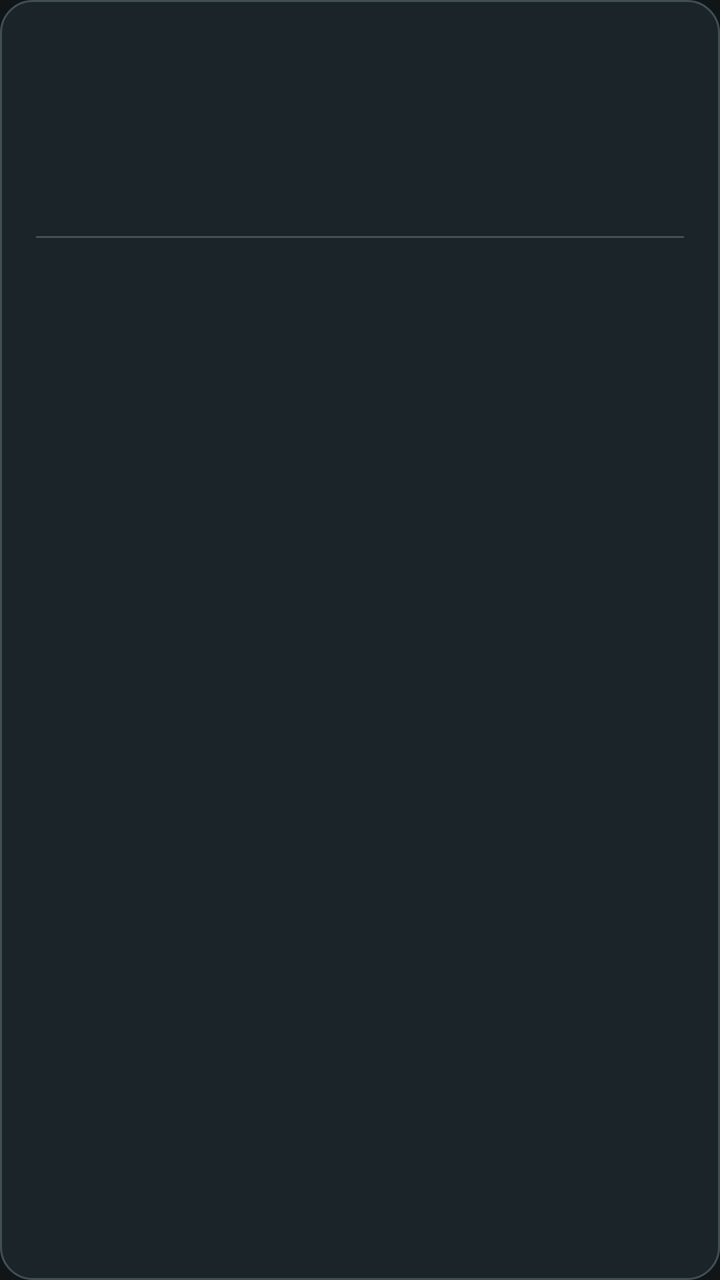
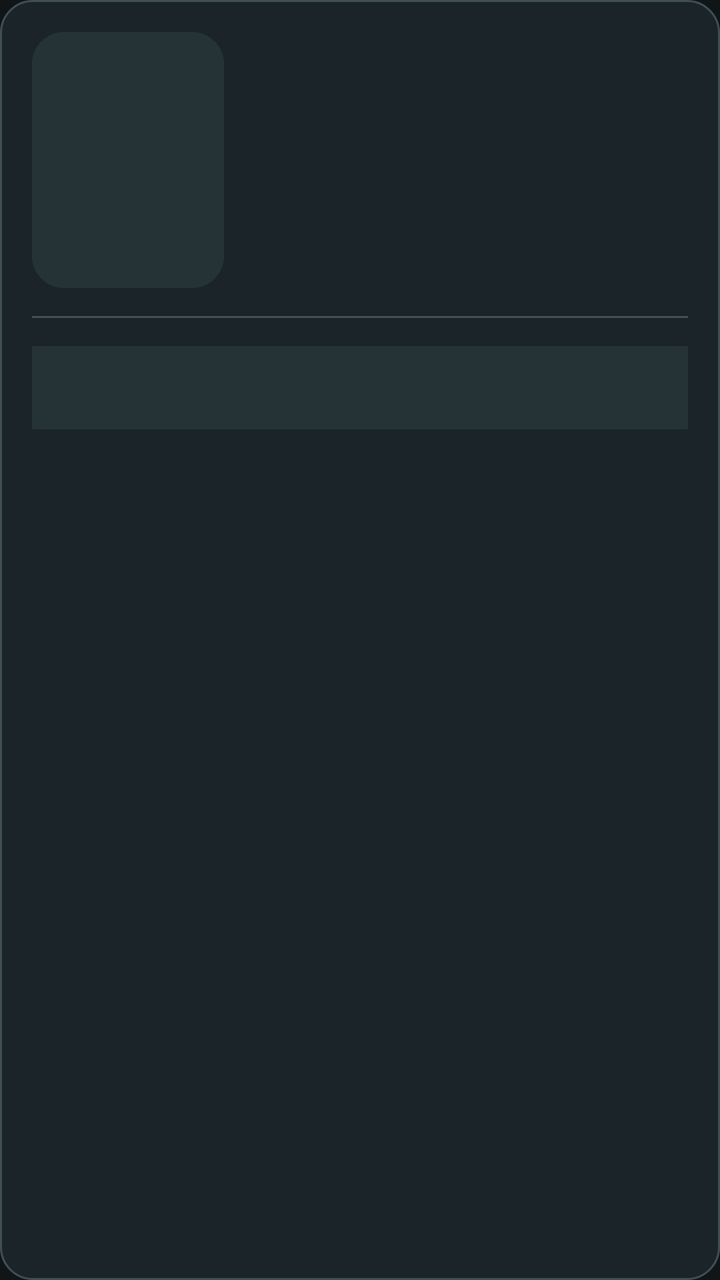

Screens rendered from an Android XML layout before and after an edit, with the pre-edit source and the edit as a unified diff.
<!-- AndroidManifest.xml: application theme Theme.UMBRA -->
<!-- res/layout/item_personaje.xml -->
<?xml version="1.0" encoding="utf-8"?>
<LinearLayout xmlns:android="http://schemas.android.com/apk/res/android"
    android:layout_width="match_parent"
    android:layout_height="wrap_content"
    android:layout_marginBottom="12dp"
    android:background="@drawable/umbra_card_background"
    android:foreground="?attr/selectableItemBackground"
    android:clickable="true"
    android:focusable="true"
    android:orientation="vertical"
    android:padding="18dp">

    <TextView
        android:id="@+id/txtNombrePersonaje"
        style="@style/UmbraTitulo"
        android:layout_width="match_parent"
        android:layout_height="wrap_content"
        android:fontFamily="serif"
        android:textSize="24sp" />

    <TextView
        android:id="@+id/txtClaseRaza"
        style="@style/UmbraTexto"
        android:layout_width="match_parent"
        android:layout_height="wrap_content"
        android:layout_marginTop="8dp"
        android:textSize="15sp" />

    <TextView
        android:id="@+id/txtNivelVisibilidad"
        style="@style/UmbraTextoSecundario"
        android:layout_width="match_parent"
        android:layout_height="wrap_content"
        android:layout_marginTop="6dp" />

    <View
        android:layout_width="match_parent"
        android:layout_height="1dp"
        android:background="@color/umbra_border"
        android:layout_marginTop="14dp"
        android:layout_marginBottom="14dp" />

    <TextView
        android:id="@+id/txtEstadisticas"
        style="@style/UmbraTexto"
        android:layout_width="match_parent"
        android:layout_height="wrap_content"
        android:textSize="13sp"
        android:lineSpacingExtra="4dp" />

</LinearLayout>
<!-- resources referenced by this layout -->
<resources>
  <color name="umbra_border">#405054</color>
  <!-- drawable umbra_card_background (drawable) -->
  <?xml version="1.0" encoding="utf-8"?>
  <shape xmlns:android="http://schemas.android.com/apk/res/android"
      android:shape="rectangle">
  
      <solid android:color="@color/umbra_surface" />
  
      <stroke
          android:width="1dp"
          android:color="@color/umbra_border" />
  
      <corners android:radius="16dp" />
  
  </shape>
  <style name="UmbraTexto">
          <item name="android:textColor">@color/umbra_text</item>
          <item name="android:textSize">16sp</item>
      </style>
  <style name="UmbraTextoSecundario">
          <item name="android:textColor">@color/umbra_text_secondary</item>
          <item name="android:textSize">14sp</item>
      </style>
  <style name="UmbraTitulo">
          <item name="android:textColor">@color/umbra_primary</item>
          <item name="android:textSize">28sp</item>
          <item name="android:textStyle">bold</item>
      </style>
  <style name="Theme.UMBRA" parent="Base.Theme.UMBRA" />
  <color name="umbra_surface">#1B2428</color>
  <color name="umbra_text">#F1EDE5</color>
  <color name="umbra_text_secondary">#C4CFD5</color>
  <color name="umbra_primary">#C5A572</color>
  <style name="Base.Theme.UMBRA" parent="Theme.Material3.DayNight.NoActionBar">
  
          <item name="colorPrimary">@color/umbra_primary</item>
          <item name="colorPrimaryDark">@color/umbra_primary_dark</item>
          <item name="colorAccent">@color/umbra_primary</item>
  
          <item name="android:windowBackground">@color/umbra_background</item>
          <item name="android:statusBarColor">@color/umbra_background</item>
          <item name="android:navigationBarColor">@color/umbra_background</item>
  
          <item name="android:windowLightStatusBar">false</item>
  
          <item name="android:textColorPrimary">@color/umbra_text</item>
          <item name="android:textColorSecondary">@color/umbra_text_secondary</item>
  
      </style>
  <color name="umbra_primary_dark">#917447</color>
  <color name="umbra_background">#101518</color>
</resources>

<!-- the commit's change to res/layout/item_personaje.xml (unified diff, before → after) -->
@@ -8,30 +8,75 @@
     android:clickable="true"
     android:focusable="true"
     android:orientation="vertical"
-    android:padding="18dp">
+    android:padding="16dp">
 
-    <TextView
-        android:id="@+id/txtNombrePersonaje"
-        style="@style/UmbraTitulo"
+    <LinearLayout
         android:layout_width="match_parent"
         android:layout_height="wrap_content"
-        android:fontFamily="serif"
-        android:textSize="24sp" />
+        android:orientation="horizontal"
+        android:gravity="center_vertical">
 
-    <TextView
-        android:id="@+id/txtClaseRaza"
-        style="@style/UmbraTexto"
-        android:layout_width="match_parent"
-        android:layout_height="wrap_content"
-        android:layout_marginTop="8dp"
-        android:textSize="15sp" />
+        <FrameLayout
+            android:layout_width="96dp"
+            android:layout_height="128dp"
+            android:layout_marginEnd="16dp"
+            android:background="@drawable/umbra_card_background"
+            android:clipToOutline="true">
 
-    <TextView
-        android:id="@+id/txtNivelVisibilidad"
-        style="@style/UmbraTextoSecundario"
-        android:layout_width="match_parent"
-        android:layout_height="wrap_content"
-        android:layout_marginTop="6dp" />
+            <TextView
+                android:id="@+id/txtInicialesPersonaje"
+                android:layout_width="match_parent"
+                android:layout_height="match_parent"
+                android:gravity="center"
+                android:fontFamily="serif"
+                android:textSize="30sp"
+                android:textColor="@color/umbra_primary"
+                android:background="@color/umbra_surface_variant"
+                android:importantForAccessibility="no" />
+
+            <ImageView
+                android:id="@+id/imgPersonaje"
+                android:layout_width="match_parent"
+                android:layout_height="match_parent"
+                android:scaleType="centerCrop"
+                android:contentDescription="@null"
+                android:importantForAccessibility="no"
+                android:visibility="invisible" />
+
+        </FrameLayout>
+
+        <LinearLayout
+            android:layout_width="0dp"
+            android:layout_height="wrap_content"
+            android:layout_weight="1"
+            android:orientation="vertical">
+
+            <TextView
+                android:id="@+id/txtNombrePersonaje"
+                style="@style/UmbraTitulo"
+                android:layout_width="match_parent"
+                android:layout_height="wrap_content"
+                android:fontFamily="serif"
+                android:textSize="23sp" />
+
+            <TextView
+                android:id="@+id/txtClaseRaza"
+                style="@style/UmbraTexto"
+                android:layout_width="match_parent"
+                android:layout_height="wrap_content"
+                android:layout_marginTop="8dp"
+                android:textSize="15sp" />
+
+            <TextView
+                android:id="@+id/txtNivelVisibilidad"
+                style="@style/UmbraTextoSecundario"
+                android:layout_width="match_parent"
+                android:layout_height="wrap_content"
+                android:layout_marginTop="6dp" />
+
+        </LinearLayout>
+
+    </LinearLayout>
 
     <View
         android:layout_width="match_parent"
@@ -45,6 +90,9 @@
         style="@style/UmbraTexto"
         android:layout_width="match_parent"
         android:layout_height="wrap_content"
+        android:gravity="center"
+        android:background="@color/umbra_surface_variant"
+        android:padding="12dp"
         android:textSize="13sp"
         android:lineSpacingExtra="4dp" />
 
<!-- resource entries referenced after the edit -->
@@ -33,6 +33,7 @@
   <color name="umbra_text">#F1EDE5</color>
   <color name="umbra_text_secondary">#C4CFD5</color>
   <color name="umbra_primary">#C5A572</color>
+  <color name="umbra_surface_variant">#253236</color>
   <style name="Base.Theme.UMBRA" parent="Theme.Material3.DayNight.NoActionBar">
   
           <item name="colorPrimary">@color/umbra_primary</item>
